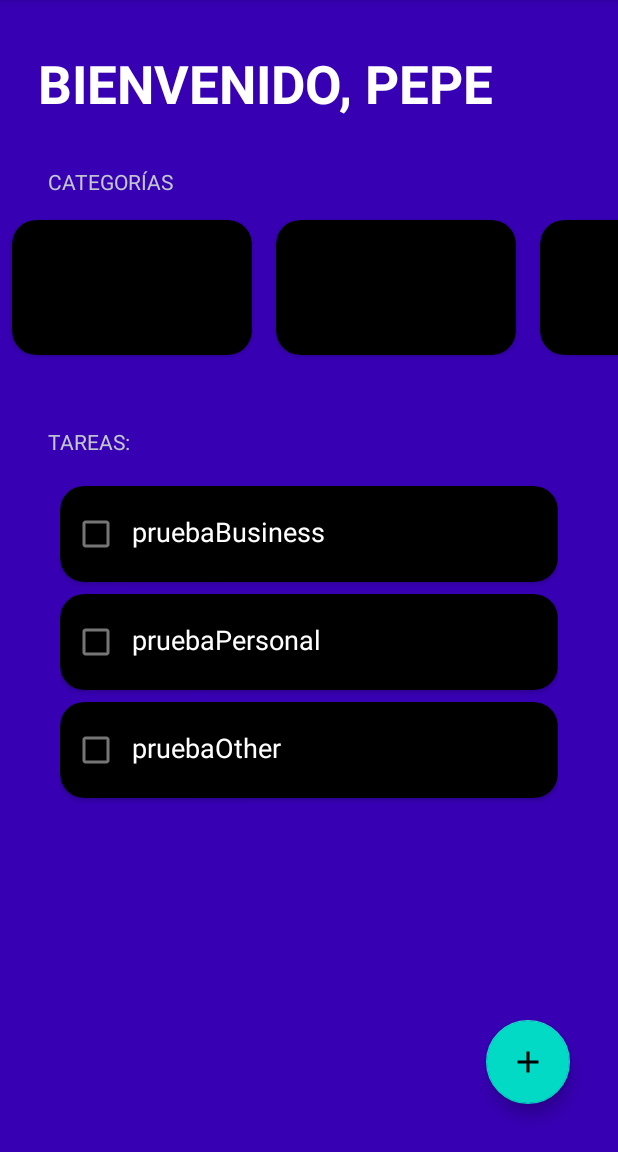
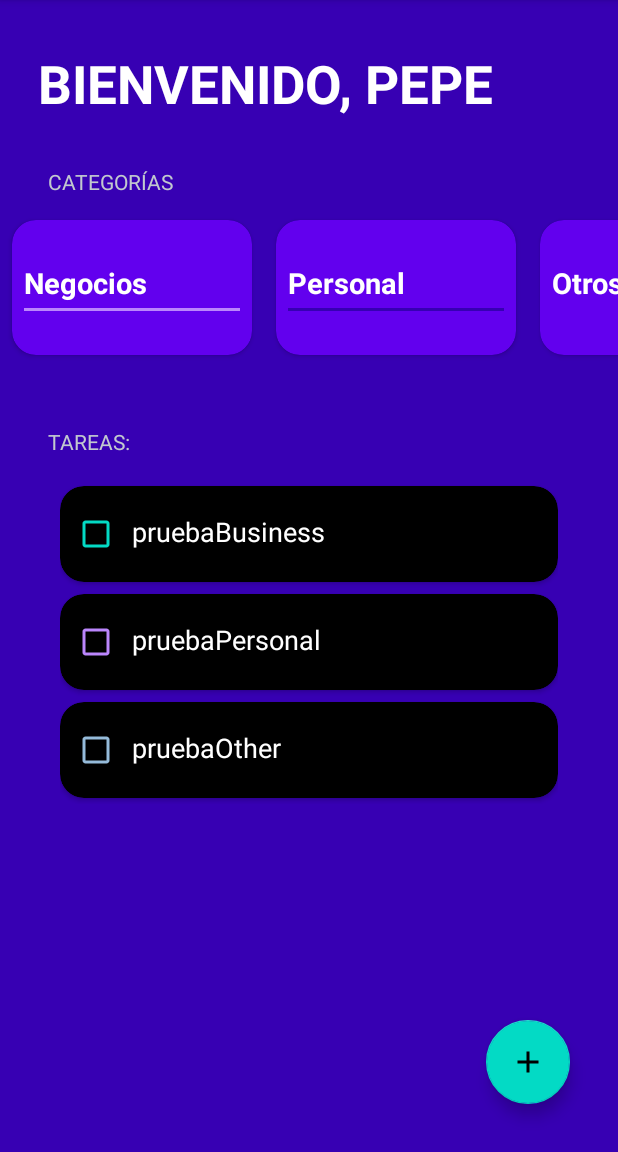
Before and after one commit to josepablofr/PepeApplication, an Android app: the ToDoActivity screen opened directly, with no data from a screen before it, on a phone screen of 412 x 824 dp, the part 84-1236 px from its top. Run offline under Robolectric (Android 15) with nearby library versions, the light colour scheme and no system bars.

Commit message:
Added Internet Permission Created Todo App Detailed TodoApp with creation tasks option Add Task Button added Categories for tasks included Finished Todo App

```diff
--- a/app/src/main/java/com/example/pepeapplication/todoApp/CategoriesViewHolder.kt
+++ b/app/src/main/java/com/example/pepeapplication/todoApp/CategoriesViewHolder.kt
@@ -2,6 +2,7 @@ package com.example.pepeapplication.todoApp
 
 import android.view.View
 import android.widget.TextView
+import androidx.cardview.widget.CardView
 import androidx.core.content.ContextCompat
 import androidx.recyclerview.widget.RecyclerView
 import com.example.pepeapplication.R
@@ -10,8 +11,19 @@ class CategoriesViewHolder(view: View) : RecyclerView.ViewHolder(view) {
 
     private val tvCategoryName: TextView = view.findViewById(R.id.tvCategoryName)
     private val divider: View = view.findViewById(R.id.divider)
+    private val viewContainer: CardView = view.findViewById(R.id.viewContainer)
 
-    fun render(taskCategory: TaskCategory) {
+    fun render(taskCategory: TaskCategory, onItemSelected: (Int) -> Unit) {
+
+        val color = if (taskCategory.isSelected) {
+            R.color.purple_500
+        } else {
+            R.color.teal_200
+        }
+
+        viewContainer.setCardBackgroundColor(ContextCompat.getColor(viewContainer.context, color))
+
+        itemView.setOnClickListener { onItemSelected(layoutPosition) }
 
         when (taskCategory) {
             TaskCategory.Business -> {
--- a/app/src/main/java/com/example/pepeapplication/todoApp/TaskAdapter.kt
+++ b/app/src/main/java/com/example/pepeapplication/todoApp/TasksAdapter.kt
@@ -5,7 +5,7 @@ import android.view.ViewGroup
 import androidx.recyclerview.widget.RecyclerView
 import com.example.pepeapplication.R
 
-class TaskAdapter(var tasks: List<Task>, private val onTaskSelected: (Int) -> Unit):
+class TasksAdapter(var tasks: List<Task>, private val onTaskSelected: (Int) -> Unit):
     RecyclerView.Adapter<TasksViewHolder>() {
 
     override fun onCreateViewHolder(parent: ViewGroup, viewType: Int): TasksViewHolder {
--- a/app/src/main/java/com/example/pepeapplication/todoApp/TasksViewHolder.kt
+++ b/app/src/main/java/com/example/pepeapplication/todoApp/TasksViewHolder.kt
@@ -1,8 +1,11 @@
 package com.example.pepeapplication.todoApp
 
+import android.content.res.ColorStateList
+import android.graphics.Paint
 import android.view.View
 import android.widget.CheckBox
 import android.widget.TextView
+import androidx.core.content.ContextCompat
 import androidx.recyclerview.widget.RecyclerView
 import com.example.pepeapplication.R
 
@@ -12,6 +15,24 @@ class TasksViewHolder(view: View) : RecyclerView.ViewHolder(view) {
     private val cbTask:CheckBox = view.findViewById(R.id.cbTask)
 
     fun render(task: Task){
+
+        if(task.isSelected){
+            tvTask.paintFlags = tvTask.paintFlags or Paint.STRIKE_THRU_TEXT_FLAG
+        } else {
+            tvTask.paintFlags = tvTask.paintFlags and Paint.STRIKE_THRU_TEXT_FLAG.inv()
+        }
+
         tvTask.text = task.name
+        cbTask.isChecked = task.isSelected
+
+        val color = when(task.category) {
+            TaskCategory.Business -> R.color.teal_200
+            TaskCategory.Other -> R.color.menu_colors
+            TaskCategory.Personal -> R.color.purple_200
+        }
+
+        cbTask.buttonTintList = ColorStateList.valueOf(
+            ContextCompat.getColor(cbTask.context,color)
+        )
     }
 }
--- a/app/src/main/java/com/example/pepeapplication/todoApp/ToDoActivity.kt
+++ b/app/src/main/java/com/example/pepeapplication/todoApp/ToDoActivity.kt
@@ -31,7 +31,7 @@ class ToDoActivity : AppCompatActivity() {
     private lateinit var categoriesAdapter: CategoriesAdapter
 
     private lateinit var rvTasks: RecyclerView
-    private lateinit var tasksAdapter: TaskAdapter
+    private lateinit var tasksAdapter: TasksAdapter
 
     private lateinit var fabAddTask: FloatingActionButton
 
@@ -90,7 +90,7 @@ class ToDoActivity : AppCompatActivity() {
         rvCategories.layoutManager = LinearLayoutManager(this, LinearLayoutManager.HORIZONTAL, false)
         rvCategories.adapter = categoriesAdapter
 
-        tasksAdapter = TaskAdapter(tasks) { onItemSelected(it) }
+        tasksAdapter = TasksAdapter(tasks) { onItemSelected(it) }
         rvTasks.layoutManager = LinearLayoutManager(this)
         rvTasks.adapter = tasksAdapter
     }
```
